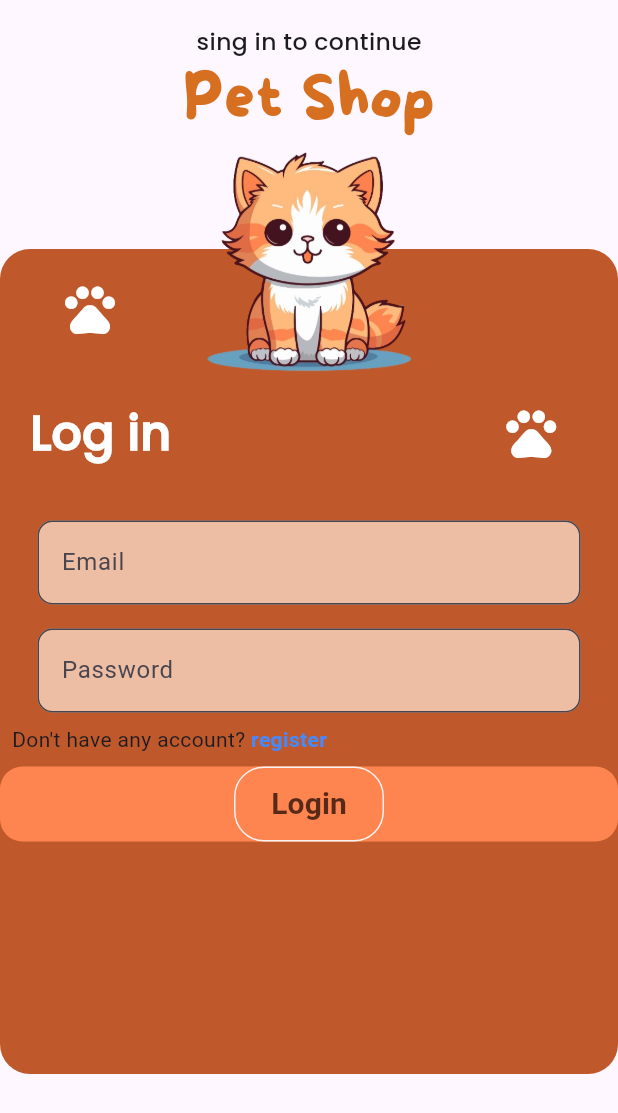
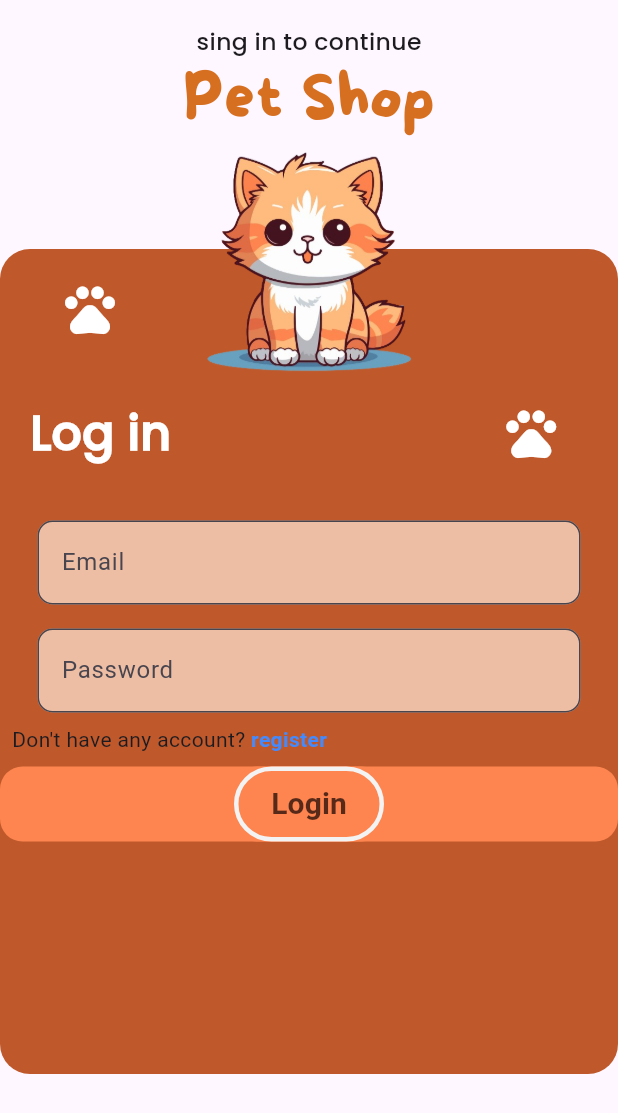
Before and after one commit to rabiulrahat/cube_pet_app, a Flutter app: the screen it shows after launch, on a phone screen of 412 x 824 dp. Shown: the top 1113 px of the screen. Run offline on Flutter 3.47's test engine with Material 3 defaults, Android fonts, the light colour scheme and no system bars.

```diff
--- a/lib/login_page.dart
+++ b/lib/login_page.dart
@@ -154,9 +154,11 @@ class _LoginPageState extends State<LoginPage> {
                                   child: MaterialButton(
                                     minWidth: 4,
                                     shape: RoundedRectangleBorder(
-                                      borderRadius: BorderRadius.circular(20),
+                                      borderRadius: BorderRadius.circular(30),
                                       side:
-                                          const BorderSide(color: Color.fromARGB(255, 244, 243, 243)),
+                                          const BorderSide(color: Color.fromARGB(255, 244, 243, 243),
+                                          width: 3,
+                                          ),
                                     ),                                    onPressed: () {},
                                     child: const Center(
                                       child: Text(
```
